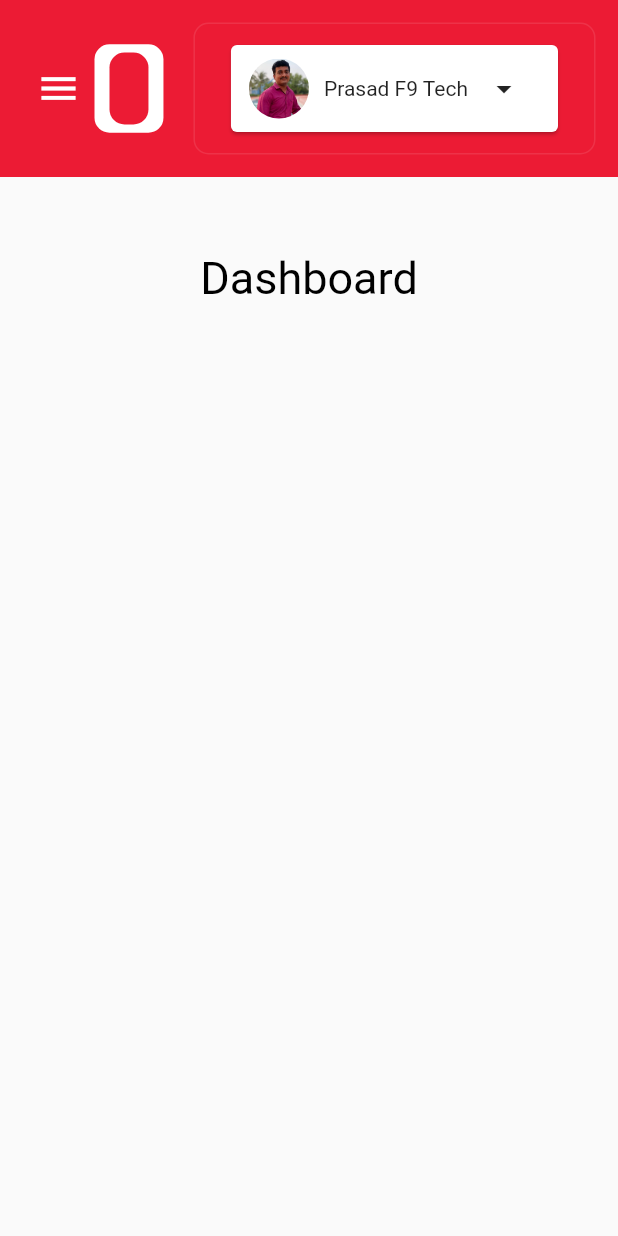
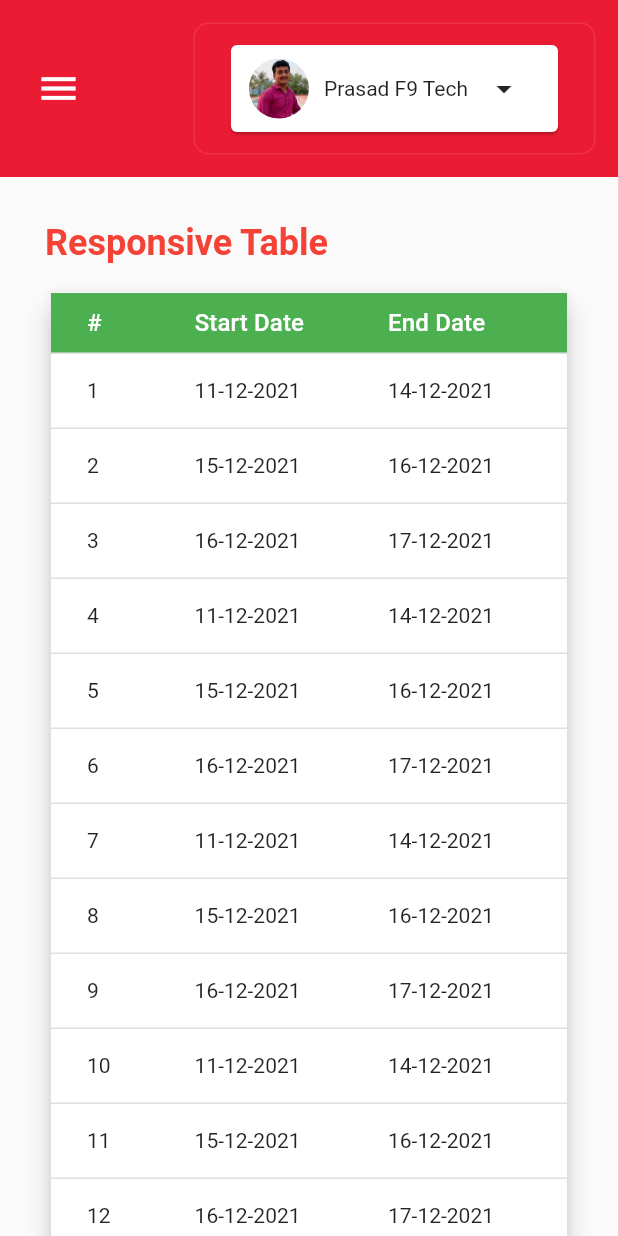
Before and after one commit to F9info/f9_flutter_web_admin_dashboard, a Flutter app: the screen it shows after launch, on a phone screen of 412 x 824 dp. Run offline on Flutter 3.47's test engine with Material 2 defaults, Android fonts, the phone set to English and light mode, and no system bars; our stand-ins replace flutter_svg.

Commit message:
responsive table

```diff
--- a/lib/screens/layouts/header.dart
+++ b/lib/screens/layouts/header.dart
@@ -18,6 +18,7 @@ class Header extends StatelessWidget {
       child: Padding(
         padding: const EdgeInsets.all(15.0),
         child: Row(
+          mainAxisAlignment: MainAxisAlignment.spaceBetween,
           children: [
             if (!Responsive.isDesktop(context))
               IconButton(
@@ -36,9 +37,6 @@ class Header extends StatelessWidget {
                     fontSize: 20,
                     fontWeight: FontWeight.bold),
               ),
-            if (!Responsive.isMobile(context))
-              Spacer(flex: Responsive.isDesktop(context) ? 2 : 1),
-            Expanded(child: SearchField()),
             ProfileCard()
           ],
         ),
--- a/lib/screens/layouts/side_menu.dart
+++ b/lib/screens/layouts/side_menu.dart
@@ -1,4 +1,5 @@
 import 'package:flutter/material.dart';
+import 'package:flutter_svg/svg.dart';
 
 class SideMenu extends StatefulWidget {
   const SideMenu({
@@ -18,7 +19,10 @@ class _SideMenuState extends State<SideMenu> {
       child: ListView(
         children: [
           DrawerHeader(
-            child: Image.asset("assets/images/f9_tech_logo.png"),
+            child: SvgPicture.asset(
+              "assets/images/logo.svg",
+              width: 50,
+            ),
           ),
           ListTile(
             title: Text('Dashboard'),
@@ -202,9 +206,7 @@ class _SideMenuState extends State<SideMenu> {
                       ),
                       ListTile(
                         title: Text('Categories'),
-                        leading: Icon(
-                          Icons.account_tree
-                        ),
+                        leading: Icon(Icons.account_tree),
                         onTap: () {},
                       ),
                     ],
--- a/lib/screens/pages/dashboard_screen.dart
+++ b/lib/screens/pages/dashboard_screen.dart
@@ -1,17 +1,57 @@
+import 'package:f9project/screens/pages/responsive_table.dart';
+import 'package:flutter/gestures.dart';
 import 'package:flutter/material.dart';
 import 'package:f9project/screens/layouts/page_layout.dart';
 
 class DashboardScreen extends StatelessWidget {
+  DashboardScreen({
+    Key? key,
+  }) : super(key: key);
+
+  final _trackingScrollController = TrackingScrollController();
+
   @override
   Widget build(BuildContext context) {
     return PageLayout(
       child: SafeArea(
         child: SingleChildScrollView(
-            padding: EdgeInsets.all(50),
-            child: Container(
-              child: Text(
-                "Dashboard",
-                style: TextStyle(fontSize: 30, color: Colors.black),
+            padding: EdgeInsets.all(30),
+            child: Align(
+              alignment: Alignment.topLeft,
+              child: Column(
+                crossAxisAlignment: CrossAxisAlignment.start,
+                mainAxisAlignment: MainAxisAlignment.start,
+                children: [
+                  Text(
+                    "Responsive Table",
+                    style: TextStyle(
+                        fontSize: 24,
+                        color: Colors.red,
+                        fontWeight: FontWeight.bold),
+                  ),
+                  SizedBox(
+                    height: 15,
+                  ),
+                  Card(
+                    elevation: 7,
+                    shape: RoundedRectangleBorder(
+                      borderRadius: BorderRadius.circular(4),
+                    ),
+                    child: Column(
+                      crossAxisAlignment: CrossAxisAlignment.start,
+                      children: [
+                        Scrollbar(
+                            controller: _trackingScrollController,
+                            isAlwaysShown: true,
+                            child: SingleChildScrollView(
+                                scrollDirection: Axis.horizontal,
+                                controller: _trackingScrollController,
+                                dragStartBehavior: DragStartBehavior.start,
+                                child: ResponsiveTable())),
+                      ],
+                    ),
+                  ),
+                ],
               ),
             )),
       ),
--- /dev/null
+++ b/lib/screens/pages/responsive_table.dart
@@ -0,0 +1,251 @@
+import 'package:flutter/material.dart';
+
+class ResponsiveTable extends StatelessWidget {
+  const ResponsiveTable({Key? key}) : super(key: key);
+
+  @override
+  Widget build(BuildContext context) {
+    return DataTable(
+      headingRowColor: MaterialStateColor.resolveWith((states) => Colors.green),
+      dataRowColor: MaterialStateColor.resolveWith((states) => Colors.white10),
+      dataRowHeight: 50,
+      headingRowHeight: 40,
+      columns: const <DataColumn>[
+        DataColumn(
+          label: Text(
+            '#',
+            style: TextStyle(fontSize: 16, color: Colors.white),
+          ),
+        ),
+        DataColumn(
+          label: Text(
+            'Start Date',
+            style: TextStyle(fontSize: 16, color: Colors.white),
+          ),
+        ),
+        DataColumn(
+          label: Text(
+            'End Date',
+            style: TextStyle(fontSize: 16, color: Colors.white),
+          ),
+        ),
+        DataColumn(
+          label: Text(
+            'First Name',
+            style: TextStyle(fontSize: 16, color: Colors.white),
+          ),
+        ),
+        DataColumn(
+          label: Text(
+            'Last Name',
+            style: TextStyle(fontSize: 16, color: Colors.white),
+          ),
+        ),
+        DataColumn(
+          label: Text(
+            'Age',
+            style: TextStyle(fontSize: 16, color: Colors.white),
+          ),
+        ),
+        DataColumn(
+          label: Text(
+            'Postion',
+            style: TextStyle(fontSize: 16, color: Colors.white),
+          ),
+        ),
+        DataColumn(
+          label: Text(
+            'Description',
+            style: TextStyle(fontSize: 16, color: Colors.white),
+          ),
+        ),
+        DataColumn(
+          label: Text(
+            'Payment Status',
+            style: TextStyle(fontSize: 16, color: Colors.white),
+          ),
+        ),
+        DataColumn(
+          label: Text(
+            ' Status',
+            style: TextStyle(fontSize: 16, color: Colors.white),
+          ),
+        ),
+      ],
+      rows: const <DataRow>[
+        DataRow(
+          cells: <DataCell>[
+            DataCell(Text('1')),
+            DataCell(Text('11-12-2021')),
+            DataCell(Text('14-12-2021')),
+            DataCell(Text('Prasad')),
+            DataCell(Text('Kowshik')),
+            DataCell(Text('34')),
+            DataCell(Text('Flutter Developer')),
+            DataCell(
+                Text('Add advanced interaction controls Responsive Table')),
+            DataCell(Text('No')),
+            DataCell(Text('Pending')),
+          ],
+        ),
+        DataRow(
+          cells: <DataCell>[
+            DataCell(Text('2')),
+            DataCell(Text('15-12-2021')),
+            DataCell(Text('16-12-2021')),
+            DataCell(Text('Rishi')),
+            DataCell(Text('K')),
+            DataCell(Text('5')),
+            DataCell(Text('Son')),
+            DataCell(Text('Responsive Table')),
+            DataCell(Text('No')),
+            DataCell(Text('Done')),
+          ],
+        ),
+        DataRow(
+          cells: <DataCell>[
+            DataCell(Text('3')),
+            DataCell(Text('16-12-2021')),
+            DataCell(Text('17-12-2021')),
+            DataCell(Text('Jaya Sri')),
+            DataCell(Text('K')),
+            DataCell(Text('2')),
+            DataCell(Text('Daughter')),
+            DataCell(Text('Interaction   Table')),
+            DataCell(Text('No')),
+            DataCell(Text('Process')),
+          ],
+        ),
+        DataRow(
+          cells: <DataCell>[
+            DataCell(Text('4')),
+            DataCell(Text('11-12-2021')),
+            DataCell(Text('14-12-2021')),
+            DataCell(Text('Prasad')),
+            DataCell(Text('Kowshik')),
+            DataCell(Text('34')),
+            DataCell(Text('Flutter Developer')),
+            DataCell(
+                Text('Add advanced interaction controls Responsive Table')),
+            DataCell(Text('No')),
+            DataCell(Text('Pending')),
+          ],
+        ),
+        DataRow(
+          cells: <DataCell>[
+            DataCell(Text('5')),
+            DataCell(Text('15-12-2021')),
+            DataCell(Text('16-12-2021')),
+            DataCell(Text('Rishi')),
+            DataCell(Text('K')),
+            DataCell(Text('5')),
+            DataCell(Text('Son')),
+            DataCell(Text('Responsive Table')),
+            DataCell(Text('No')),
+            DataCell(Text('Done')),
+          ],
+        ),
+        DataRow(
+          cells: <DataCell>[
+            DataCell(Text('6')),
+            DataCell(Text('16-12-2021')),
+            DataCell(Text('17-12-2021')),
+            DataCell(Text('Jaya Sri')),
+            DataCell(Text('K')),
+            DataCell(Text('2')),
+            DataCell(Text('Daughter')),
+            DataCell(Text('Interaction   Table')),
+            DataCell(Text('No')),
+            DataCell(Text('Process')),
+          ],
+        ),
+        DataRow(
+          cells: <DataCell>[
+            DataCell(Text('7')),
+            DataCell(Text('11-12-2021')),
+            DataCell(Text('14-12-2021')),
+            DataCell(Text('Prasad')),
+            DataCell(Text('Kowshik')),
+            DataCell(Text('34')),
+            DataCell(Text('Flutter Developer')),
+            DataCell(
+                Text('Add advanced interaction controls Responsive Table')),
+            DataCell(Text('No')),
+            DataCell(Text('Pending')),
+          ],
+        ),
+        DataRow(
+          cells: <DataCell>[
+            DataCell(Text('8')),
+            DataCell(Text('15-12-2021')),
+            DataCell(Text('16-12-2021')),
+            DataCell(Text('Rishi')),
+            DataCell(Text('K')),
+            DataCell(Text('5')),
+            DataCell(Text('Son')),
+            DataCell(Text('Responsive Table')),
+            DataCell(Text('No')),
+            DataCell(Text('Done')),
+          ],
+        ),
+        DataRow(
+          cells: <DataCell>[
+            DataCell(Text('9')),
+            DataCell(Text('16-12-2021')),
+            DataCell(Text('17-12-2021')),
+            DataCell(Text('Jaya Sri')),
+            DataCell(Text('K')),
+            DataCell(Text('2')),
+            DataCell(Text('Daughter')),
+            DataCell(Text('Interaction   Table')),
+            DataCell(Text('No')),
+            DataCell(Text('Process')),
+          ],
+        ),
+        DataRow(
+          cells: <DataCell>[
+            DataCell(Text('10')),
+            DataCell(Text('11-12-2021')),
+            DataCell(Text('14-12-2021')),
+            DataCell(Text('Prasad')),
+            DataCell(Text('Kowshik')),
+            DataCell(Text('34')),
+            DataCell(Text('Flutter Developer')),
+            DataCell(
+                Text('Add advanced interaction controls Responsive Table')),
+            DataCell(Text('No')),
+            DataCell(Text('Pending')),
+          ],
+        ),
+        DataRow(
+          cells: <DataCell>[
+            DataCell(Text('11')),
+            DataCell(Text('15-12-2021')),
+            DataCell(Text('16-12-2021')),
+            DataCell(Text('Rishi')),
+            DataCell(Text('K')),
+            DataCell(Text('5')),
+            DataCell(Text('Son')),
+            DataCell(Text('Responsive Table')),
+            DataCell(Text('No')),
+            DataCell(Text('Done')),
+          ],
+        ),
+        DataRow(
+          cells: <DataCell>[
+            DataCell(Text('12')),
+            DataCell(Text('16-12-2021')),
+            DataCell(Text('17-12-2021')),
+            DataCell(Text('Jaya Sri')),
+            DataCell(Text('K')),
+            DataCell(Text('2')),
+            DataCell(Text('Daughter')),
+            DataCell(Text('Interaction   Table')),
+            DataCell(Text('No')),
+            DataCell(Text('Process')),
+          ],
+        ),
+      ],
+    );
+  }
+}
```
Also changed, not shown: assets/images/logo.svg (added).
